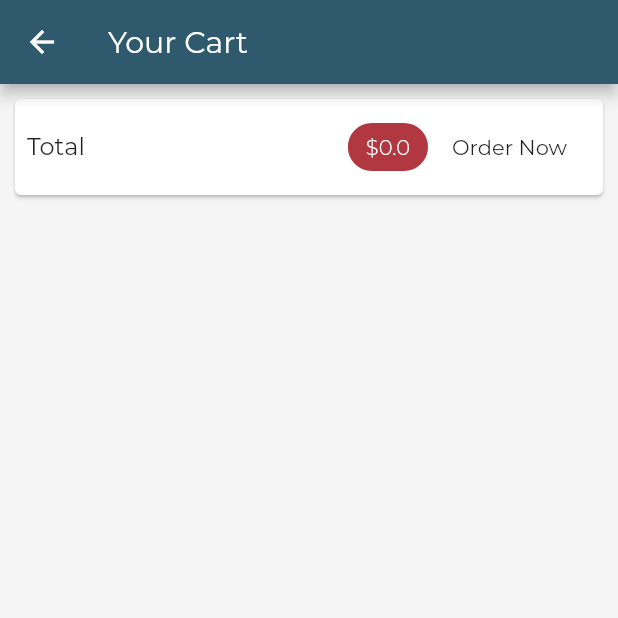
After one commit to Allabergen/Shopd-Flutter, a Flutter app: the CartScreen screen opened by its route, on a phone screen of 412 x 824 dp, the top half of it. The commit adds this screen. Run offline on Flutter 3.47's test engine with Material 2 defaults, Android fonts, the phone set to English and light mode, and no system bars; network calls fail.

Commit message:
Shopping Cart, show List of Cart Items, dismissible Cart Items

```diff
--- a/lib/main.dart
+++ b/lib/main.dart
@@ -1,6 +1,7 @@
 import 'package:flutter/material.dart';
 import 'package:provider/provider.dart';
 import 'package:shopd_flutter/providers/cart.dart';
+import 'package:shopd_flutter/screens/cart_screen.dart';
 import 'package:shopd_flutter/screens/product_detail_screen.dart';
 import 'package:shopd_flutter/screens/products_overview_screen.dart';
 
@@ -52,6 +53,7 @@ class MyApp extends StatelessWidget {
         routes: {
           '/': (ctx) => ProductsOverviewScreen(),
           ProductDetailScreen.routeName: (ctx) => ProductDetailScreen(),
+          CartScreen.routeName: (ctx) => CartScreen(),
         },
       ),
     );
--- a/lib/providers/cart.dart
+++ b/lib/providers/cart.dart
@@ -9,6 +9,14 @@ class Cart with ChangeNotifier {
 
   int get itemCount {
     return _items.length;
+  }
+
+  double get totalAmount {
+    var total = 0.0;
+    _items.forEach((key, cartItem) {
+      total += cartItem.price * cartItem.quantity;
+    });
+    return total;
   }
 
   void addItem(String pId, String title, double price) {
@@ -35,6 +43,11 @@ class Cart with ChangeNotifier {
     }
     notifyListeners();
   }
+
+  void removeItem(String pId) {
+    _items.remove(pId);
+    notifyListeners();
+  }
 }
 
 class CartItem {
--- /dev/null
+++ b/lib/screens/cart_screen.dart
@@ -0,0 +1,64 @@
+import 'package:flutter/material.dart';
+import 'package:provider/provider.dart';
+import 'package:shopd_flutter/providers/cart.dart' show Cart;
+import 'package:shopd_flutter/widgets/cart_item.dart';
+
+class CartScreen extends StatelessWidget {
+  static const routeName = '/cart';
+
+  @override
+  Widget build(BuildContext context) {
+    final cart = Provider.of<Cart>(context);
+
+    return Scaffold(
+      appBar: AppBar(
+        title: Text('Your Cart'),
+      ),
+      body: Column(
+        children: <Widget>[
+          Card(
+            margin: EdgeInsets.all(10.0),
+            child: Padding(
+              padding: EdgeInsets.all(8.0),
+              child: Row(
+                mainAxisAlignment: MainAxisAlignment.spaceBetween,
+                children: <Widget>[
+                  Text(
+                    'Total',
+                    style: TextStyle(fontSize: 16.0),
+                  ),
+                  Spacer(),
+                  Chip(
+                    label: Text(
+                      '\$${cart.totalAmount}',
+                      style: Theme.of(context).textTheme.body2,
+                    ),
+                    backgroundColor: Theme.of(context).accentColor,
+                  ),
+                  FlatButton(
+                    child: Text('Order Now'),
+                    onPressed: () {},
+                  ),
+                ],
+              ),
+            ),
+          ),
+          SizedBox(
+            width: 10.0,
+          ),
+          Expanded(
+            child: ListView.builder(
+              itemCount: cart.itemCount,
+              itemBuilder: (ctx, i) => CartItem(
+                  cart.items.values.toList()[i].id,
+                  cart.items.keys.toList()[i],
+                  cart.items.values.toList()[i].title,
+                  cart.items.values.toList()[i].price,
+                  cart.items.values.toList()[i].quantity),
+            ),
+          )
+        ],
+      ),
+    );
+  }
+}
--- a/lib/screens/product_detail_screen.dart
+++ b/lib/screens/product_detail_screen.dart
@@ -3,7 +3,7 @@ import 'package:provider/provider.dart';
 import 'package:shopd_flutter/providers/products.dart';
 
 class ProductDetailScreen extends StatelessWidget {
-  static const routeName = 'product_detail_screen';
+  static const routeName = '/product_detail_screen';
 
   @override
   Widget build(BuildContext context) {
--- a/lib/screens/products_overview_screen.dart
+++ b/lib/screens/products_overview_screen.dart
@@ -3,6 +3,7 @@ import 'package:provider/provider.dart';
 import 'package:shopd_flutter/providers/cart.dart';
 import 'package:shopd_flutter/providers/product.dart';
 import 'package:shopd_flutter/providers/products.dart';
+import 'package:shopd_flutter/screens/cart_screen.dart';
 import 'package:shopd_flutter/widgets/badge.dart';
 import 'package:shopd_flutter/widgets/products_grid.dart';
 
@@ -33,7 +34,9 @@ class _ProductsOverviewScreenState extends State<ProductsOverviewScreen> {
             ),
             child: IconButton(
               icon: Icon(Icons.shopping_cart),
-              onPressed: () {},
+              onPressed: () {
+                Navigator.of(context).pushNamed(CartScreen.routeName);
+              },
             ),
           ),
           PopupMenuButton(
```
Also changed, not shown: lib/widgets/cart_item.dart (added, +58 -0 lines).
